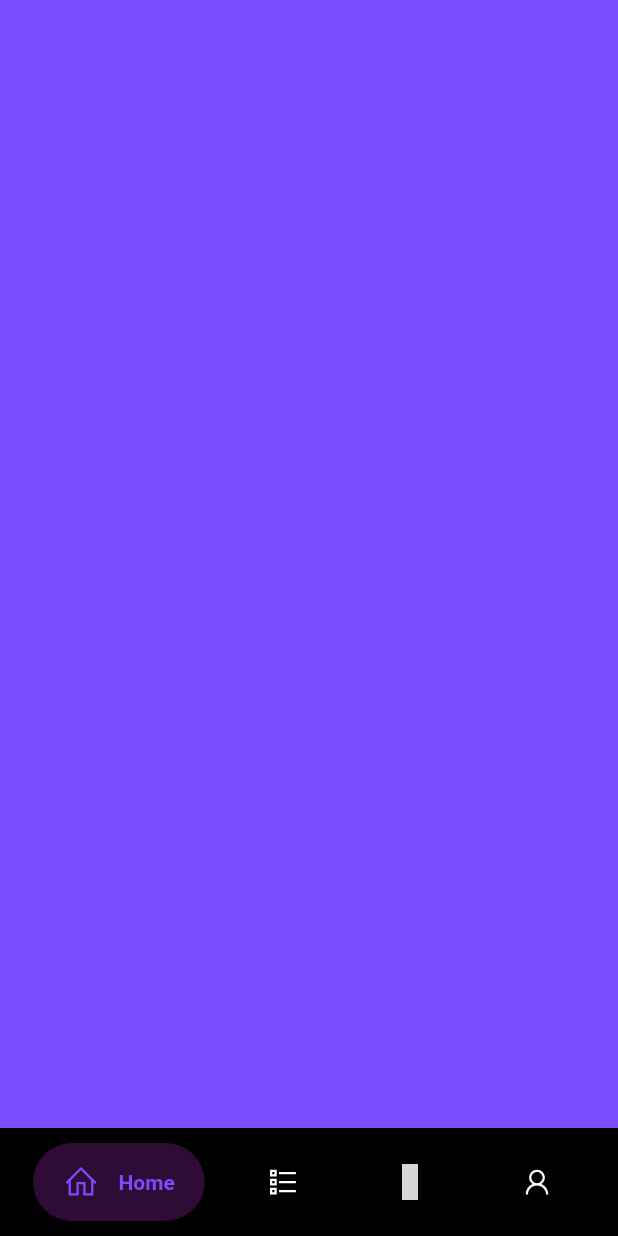
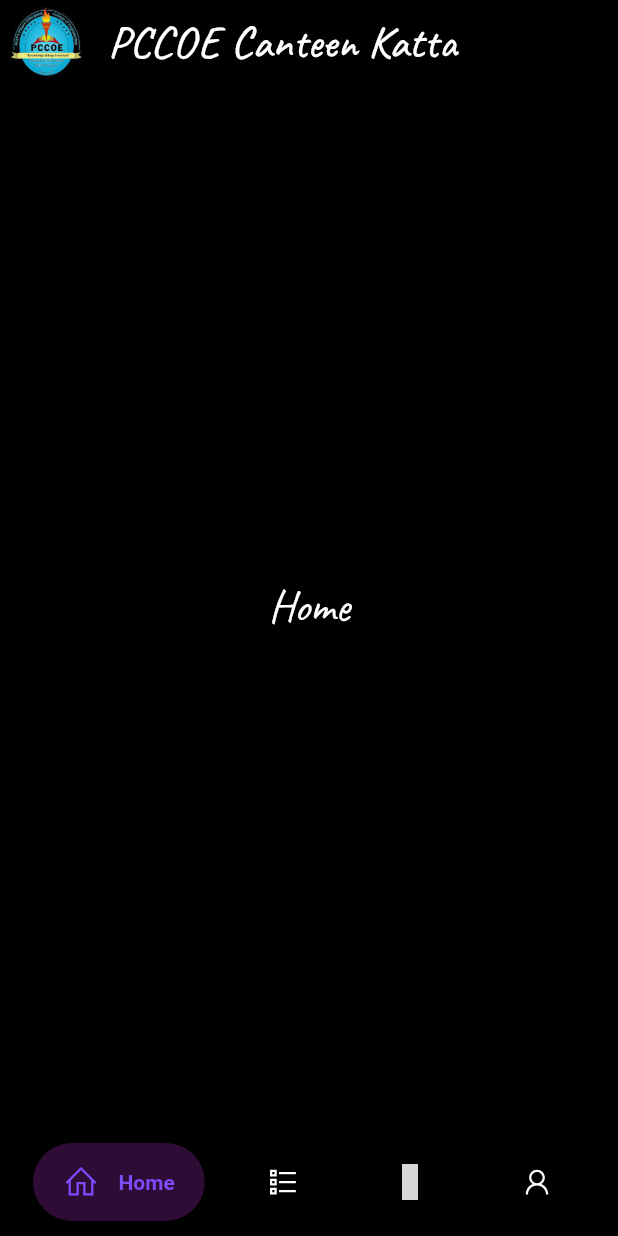
Before and after one commit to shubhampakale/Flutter_Navigation_Bar, a Flutter app: the screen it shows after launch, on a phone screen of 412 x 824 dp. Run offline on Flutter 3.47's test engine with Material 2 defaults, Android fonts, the phone set to English and light mode, and no system bars; drawn by our look-alikes of google_nav_bar; our stand-ins replace line_icons; grey boxes are pictures that could not be loaded.

```diff
--- /dev/null
+++ b/lib/home.dart
@@ -0,0 +1,21 @@
+import 'package:flutter/material.dart';
+
+class Home extends StatelessWidget
+{
+ const Home({Key? key}) : super(key: key);
+ @override
+ Widget build(BuildContext context) {
+  return const Scaffold(
+      backgroundColor: Colors.black,
+      body:
+      Center(
+        child: Text('Home',
+        style: TextStyle(
+         fontFamily: 'Caveat',
+         color: Colors.white, // change the text color to white
+         fontSize: 30.0, // change the font size to 20
+        ),),
+      ),
+  );
+ }
+}
--- a/lib/main.dart
+++ b/lib/main.dart
@@ -1,74 +1,81 @@
+import 'package:flutter/material.dart';
+import 'package:googlenav/home.dart';
+import 'package:googlenav/items.dart';
+import 'package:googlenav/orders.dart';
+import 'package:googlenav/profile.dart';
 
-import 'package:flutter/material.dart';
 import 'package:line_icons/line_icons.dart';
 import 'package:google_nav_bar/google_nav_bar.dart';
 
-void main() => runApp(MyApp());
 
-class MyApp extends StatelessWidget {
-  @override
-  Widget build(BuildContext context) {
-    return MaterialApp(
-      theme: ThemeData(
-        primarySwatch: Colors.blue,
-      ),
-      home: MyHomePage(title: 'Flutter Demo Home Page'),
-      debugShowCheckedModeBanner: false,
-    );
-  }
-}
 
-class MyHomePage extends StatefulWidget {
-  const MyHomePage({Key? key, this.title}) : super(key: key);
 
-  final String? title;
+void main() => runApp(MaterialApp(
+  builder: (context,child)
+  {
+    return Directionality(textDirection: TextDirection.ltr, child: child!);
+  },
+  title: "Gnav",
+  theme: ThemeData(
+    primarySwatch: Colors.blueGrey,
+  ),
+  home: MyHomePage(),
+  debugShowCheckedModeBanner: false,
+  ),);
+
+class MyHomePage extends StatefulWidget
+{
 
   @override
   _MyHomePageState createState() => _MyHomePageState();
 }
 
 class _MyHomePageState extends State<MyHomePage> {
-  int selectedIndex = 0;
-  int badge = 0;
+  @override
+  int _selectedindex  = 0;
 
-  List<GButton> tabs = [];
-  List<Color> colors = [
-    Colors.deepPurpleAccent,
-    Colors.pink,
-    Colors.amber[600]!,
-    Colors.teal,
-    Colors.lightBlue
+  static final List<Widget> _NavScreens = <Widget>[
+    Home(),
+    Items(),
+    Orders(),
+    Profile(),
   ];
-
-  @override
-  void initState() {
-    super.initState();
-  }
-
-  void _tabChanged(int index)
-  {
-    badge = badge + 1;
-    setState(() {
-      selectedIndex = index;
-    });
-  }
 
   @override
   Widget build(BuildContext context) {
     return Scaffold(
-      backgroundColor: Colors.black,
-      body: AnimatedContainer(
-        duration: Duration(milliseconds: 100),
-        color: colors[selectedIndex],
-        child: Center(
-          child: Column(
-            mainAxisAlignment: MainAxisAlignment.end,
-            children: <Widget>[
+          appBar: AppBar(
+            leading: Row(
+              mainAxisAlignment: MainAxisAlignment.end,
+              children: [
+                Image.asset('assets/images/download.png',
+                  width: 50.0,
+                  height: 60.0,
+                ),
+              ],
+            ),
+            title: const Text('PCCOE Canteen Katta',
+              style: TextStyle(
+                fontFamily: 'Caveat',
+                color: Colors.white, // change the text color to white
+                fontSize: 30.0, // change the font size to 20
+              ),
+            ),
+
+            // leading: Icon(Icons.account_circle_rounded),
+            backgroundColor: Colors.black,
+
+
+          ),
+          body: Center(child: _NavScreens.elementAt(_selectedindex),),
+          backgroundColor: Colors.black,
+          bottomNavigationBar:
 
               Container(
-                decoration: BoxDecoration(color: Colors.black),
+                decoration: BoxDecoration(color: Colors.black),//bottom container
                 child: Padding(
-                  padding: const EdgeInsets.symmetric(horizontal: 22.0, vertical: 10),
+                  padding: const EdgeInsets.symmetric(
+                      horizontal: 22.0, vertical: 10),
                   child: GNav(
                     padding: EdgeInsets.symmetric(horizontal: 20, vertical: 14),
                     duration: Duration(milliseconds: 100),
@@ -82,6 +89,7 @@ class _MyHomePageState extends State<MyHomePage> {
                         iconSize: 24,
                         icon: LineIcons.home,
                         text: 'Home',
+
                       ),
                       GButton(
                         iconActiveColor: Colors.pink,
@@ -96,7 +104,8 @@ class _MyHomePageState extends State<MyHomePage> {
                         iconActiveColor: Colors.amber[600],
                         iconColor: Colors.white,
                         textColor: Colors.amber[600],
-                        backgroundColor: Colors.amber[600]!.withOpacity(.2),
+                        backgroundColor: Colors.amber[600]!.withOpacity(
+                            .2),
                         iconSize: 24,
                         icon: LineIcons.shoppingCartArrowDown,
                         text: 'Orders',
@@ -111,15 +120,22 @@ class _MyHomePageState extends State<MyHomePage> {
                         text: 'Profile',
                       )
                     ],
-                    selectedIndex: selectedIndex,
-                    onTabChange: _tabChanged,
+                    selectedIndex: _selectedindex,
+                    onTabChange: (index){
+                      setState(() {
+                        _selectedindex=index;
+                      });
+                    },
+
+
                   ),
                 ),
               ),
-            ],
-          ),
-        ),
-      ),
+
+
+
+
+
     );
   }
 }
```
Also changed, not shown: lib/items.dart (added, +21 -0 lines), lib/orders.dart (added, +21 -0 lines), lib/profile.dart (added, +21 -0 lines), pubspec.yaml (+7 -10 lines), assets/images/download.png (added), fonts/Caveat.ttf (added), 1 other file.
